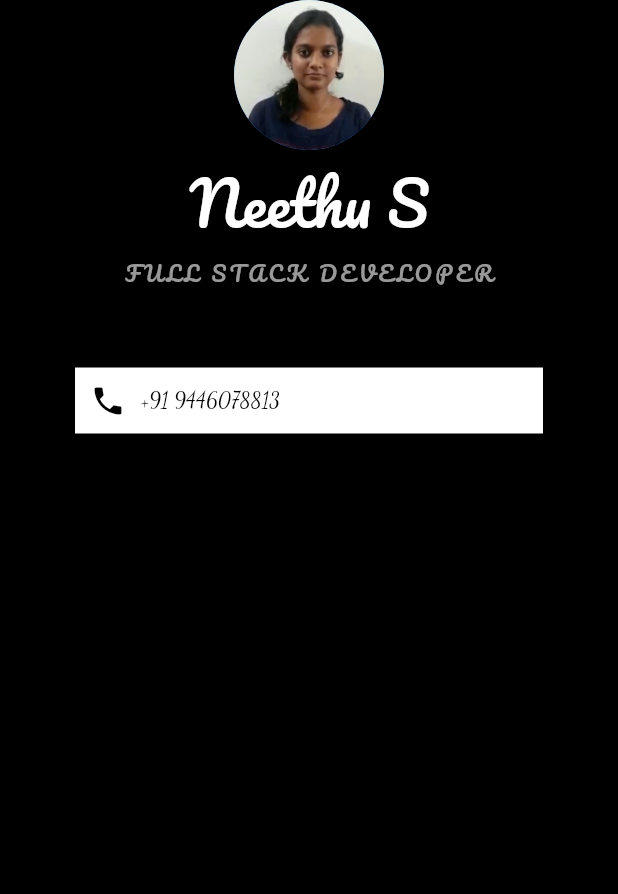
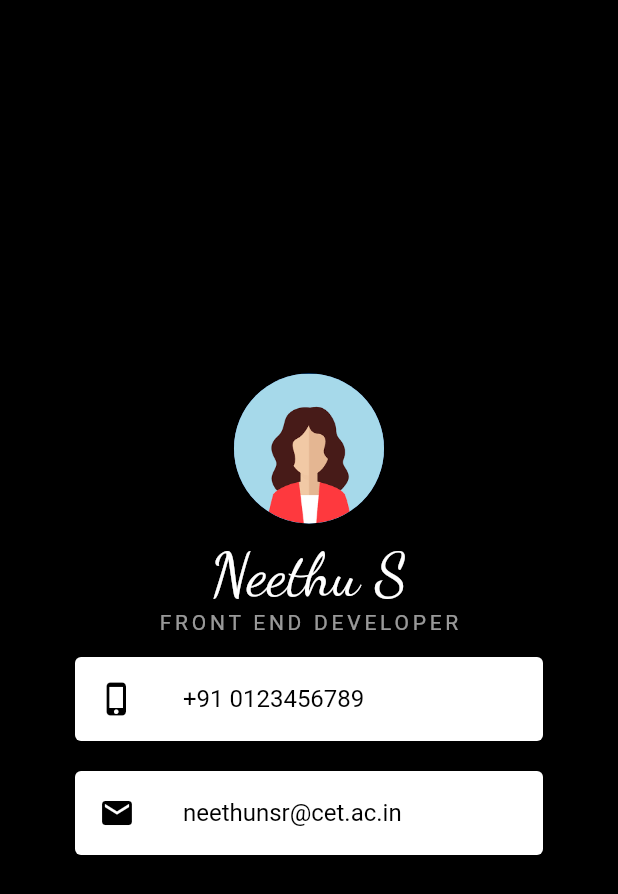
Before and after one commit to neethunsr/ContactCard, a Flutter app: the screen it shows after launch, on a phone screen of 412 x 824 dp. Shown: the top 894 px of the screen. Run offline on Flutter 3.47's test engine with Material 2 defaults, Android fonts, the phone set to English and light mode, and no system bars.

Commit message:
Pushing files from local directory

```diff
--- a/lib/main.dart
+++ b/lib/main.dart
@@ -16,49 +16,61 @@ class MyApp extends StatelessWidget {
         backgroundColor: Colors.black,
         body: SafeArea(
           child: Column(
+            mainAxisAlignment: MainAxisAlignment.center,
             children: <Widget>[
               CircleAvatar(
                 radius: 50.0,
-                backgroundImage: AssetImage('images/Profile.jpeg'),
+                backgroundImage: AssetImage('images/user.png'),
+              ),
+              SizedBox(
+                height: 10.0,
               ),
               Text(
                 'Neethu S',
                 style: TextStyle(
-                  fontFamily: 'Pacifico',
+                  fontFamily: 'Dancing Script',
                   color: Colors.white,
                   fontSize: 40.0,
                 ),
               ),
               Text(
-                'FULL STACK DEVELOPER',
+                'FRONT END DEVELOPER',
                 style: TextStyle(
-                  fontFamily: 'Pacifico',
                   color: Colors.white60,
                   letterSpacing: 2.5,
                   fontSize: 14.0,
                 ),
               ),
-              Container(
+              Card(
                 color: Colors.white,
-                margin: EdgeInsets.all(50.0),
-                padding: EdgeInsets.all(10.0),
-                child: Row(
-                  children: <Widget>[
-                    Icon(
-                      Icons.phone,
+                margin: EdgeInsets.symmetric(vertical: 15.0, horizontal: 50.0),
+                child: ListTile(
+                  leading: Icon(
+                    Icons.phone_iphone,
+                    color: Colors.black,
+                  ),
+                  title: Text(
+                    '+91 0123456789',
+                    style: TextStyle(
                       color: Colors.black,
                     ),
-                    SizedBox(
-                      width: 10.0,
+                  ),
+                ),
+              ),
+              Card(
+                color: Colors.white,
+                margin: EdgeInsets.symmetric(vertical: 5.0, horizontal: 50.0),
+                child: ListTile(
+                  leading: Icon(
+                    Icons.mail,
+                    color: Colors.black,
+                  ),
+                  title: Text(
+                    'neethunsr@cet.ac.in',
+                    style: TextStyle(
+                      color: Colors.black,
                     ),
-                    Text(
-                      '+91 9446078813',
-                      style: TextStyle(
-                        fontFamily: 'Dancing Script',
-                        color: Colors.black,
-                      ),
-                    )
-                  ],
+                  ),
                 ),
               ),
             ],
@@ -68,88 +80,3 @@ class MyApp extends StatelessWidget {
     );
   }
 }
-
-class MyHomePage extends StatefulWidget {
-  MyHomePage({Key? key, required this.title}) : super(key: key);
-
-  // This widget is the home page of your application. It is stateful, meaning
-  // that it has a State object (defined below) that contains fields that affect
-  // how it looks.
-
-  // This class is the configuration for the state. It holds the values (in this
-  // case the title) provided by the parent (in this case the App widget) and
-  // used by the build method of the State. Fields in a Widget subclass are
-  // always marked "final".
-
-  final String title;
-
-  @override
-  _MyHomePageState createState() => _MyHomePageState();
-}
-
-class _MyHomePageState extends State<MyHomePage> {
-  int _counter = 0;
-
-  void _incrementCounter() {
-    setState(() {
-      // This call to setState tells the Flutter framework that something has
-      // changed in this State, which causes it to rerun the build method below
-      // so that the display can reflect the updated values. If we changed
-      // _counter without calling setState(), then the build method would not be
-      // called again, and so nothing would appear to happen.
-      _counter++;
-    });
-  }
-
-  @override
-  Widget build(BuildContext context) {
-    // This method is rerun every time setState is called, for instance as done
-    // by the _incrementCounter method above.
-    //
-    // The Flutter framework has been optimized to make rerunning build methods
-    // fast, so that you can just rebuild anything that needs updating rather
-    // than having to individually change instances of widgets.
-    return Scaffold(
-      appBar: AppBar(
-        // Here we take the value from the MyHomePage object that was created by
-        // the App.build method, and use it to set our appbar title.
-        title: Text(widget.title),
-      ),
-      body: Center(
-        // Center is a layout widget. It takes a single child and positions it
-        // in the middle of the parent.
-        child: Column(
-          // Column is also a layout widget. It takes a list of children and
-          // arranges them vertically. By default, it sizes itself to fit its
-          // children horizontally, and tries to be as tall as its parent.
-          //
-          // Invoke "debug painting" (press "p" in the console, choose the
-          // "Toggle Debug Paint" action from the Flutter Inspector in Android
-          // Studio, or the "Toggle Debug Paint" command in Visual Studio Code)
-          // to see the wireframe for each widget.
-          //
-          // Column has various properties to control how it sizes itself and
-          // how it positions its children. Here we use mainAxisAlignment to
-          // center the children vertically; the main axis here is the vertical
-          // axis because Columns are vertical (the cross axis would be
-          // horizontal).
-          mainAxisAlignment: MainAxisAlignment.center,
-          children: <Widget>[
-            Text(
-              'You have pushed the button this many times:',
-            ),
-            Text(
-              '$_counter',
-              style: Theme.of(context).textTheme.headline4,
-            ),
-          ],
-        ),
-      ),
-      floatingActionButton: FloatingActionButton(
-        onPressed: _incrementCounter,
-        tooltip: 'Increment',
-        child: Icon(Icons.add),
-      ), // This trailing comma makes auto-formatting nicer for build methods.
-    );
-  }
-}
--- a/pubspec.yaml
+++ b/pubspec.yaml
@@ -45,9 +45,6 @@ flutter:
     - images/
 
   fonts:
-    - family: Pacifico
-      fonts:
-        - asset: fonts/Pacifico-Regular.ttf
     - family: Dancing Script
       fonts:
         - asset: fonts/DancingScript-VariableFont_wght.ttf
```
Also changed, not shown: card.png (added), fonts/BalooChettan2-Regular.ttf (deleted), fonts/Pacifico-Regular.ttf (deleted), images/Profile.jpeg (deleted), images/avatar.png (added), images/user.png (added).
